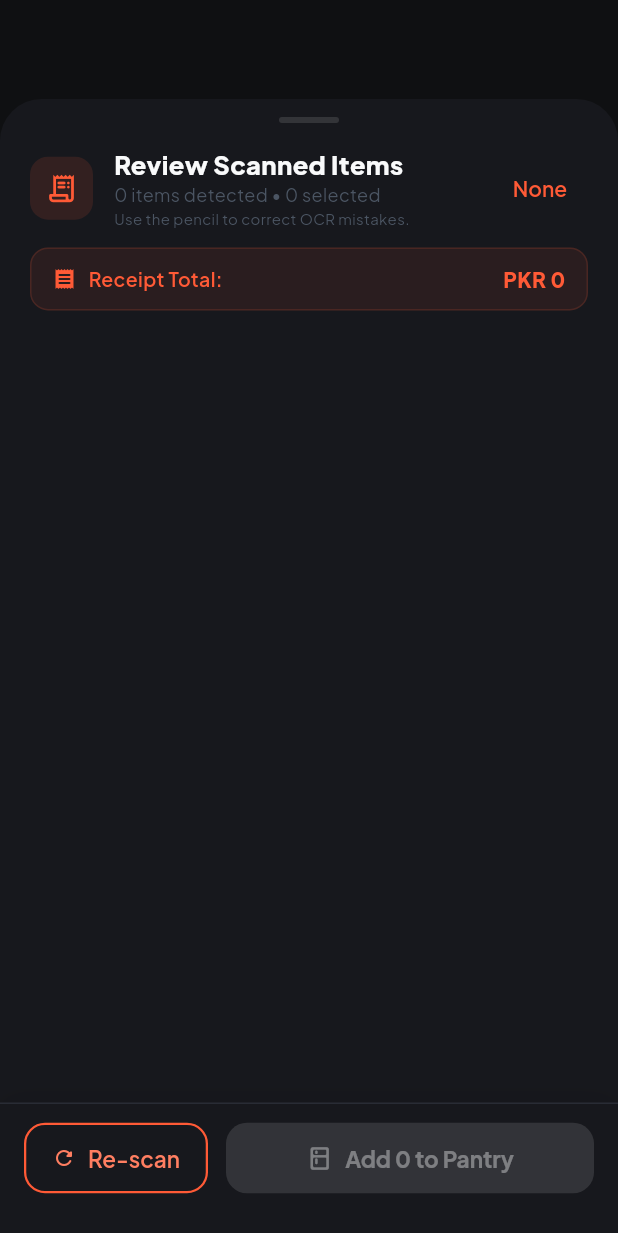
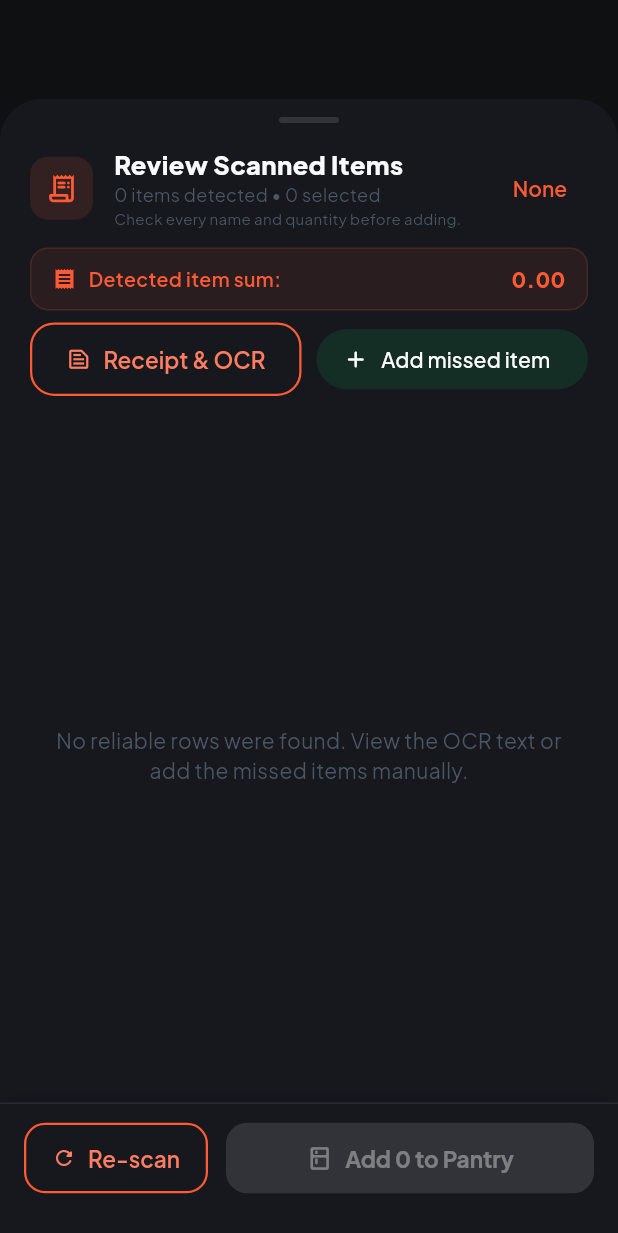
Before and after one commit to WaseeqSiddiqui/CulinaryAI, a Flutter app: the _ReviewSheet widget shown alone on an empty page, opened directly with empty values, on a phone screen of 412 x 824 dp. Shown: the top 1233 px of the screen. Run offline on Flutter 3.47's test engine with Material 3 defaults, Android fonts, the light colour scheme and no system bars; our stand-ins replace cloud_firestore, firebase_auth, firebase_core, google_fonts, google_sign_in, image_picker and 1 more; missing offline and left inert: google_mlkit_text_recognition; accounts and stored records are empty; network calls fail.

Commit message:
feat(scanner): add transparent receipt correction workflow
Keep full-resolution input and let users compare the receipt with OCR output, copy diagnostics, add missed items, and remove false positives before pantry import.

```diff
--- a/lib/screens/scanner/receipt_scanner_screen.dart
+++ b/lib/screens/scanner/receipt_scanner_screen.dart
@@ -1,6 +1,5 @@
-import 'dart:typed_data';
-
 import 'package:flutter/material.dart';
+import 'package:flutter/services.dart';
 import 'package:image_picker/image_picker.dart';
 import 'package:provider/provider.dart';
 
@@ -25,6 +24,7 @@ class _ReceiptScannerScreenState extends State<ReceiptScannerScreen>
   final ImagePicker _imagePicker = ImagePicker();
   final ReceiptOcrService _ocrService = ReceiptOcrService();
   Uint8List? _receiptImage;
+  ReceiptOcrResult? _ocrResult;
   String? _scanError;
 
   late AnimationController _scanLineController;
@@ -63,11 +63,7 @@ class _ReceiptScannerScreenState extends State<ReceiptScannerScreen>
   Future<void> _startScan(ImageSource source) async {
     XFile? image;
     try {
-      image = await _imagePicker.pickImage(
-        source: source,
-        imageQuality: 88,
-        maxWidth: 1800,
-      );
+      image = await _imagePicker.pickImage(source: source);
     } catch (_) {
       if (!mounted) return;
       ScaffoldMessenger.of(context).showSnackBar(
@@ -95,16 +91,25 @@ class _ReceiptScannerScreenState extends State<ReceiptScannerScreen>
       if (!mounted) return;
 
       if (items.isEmpty) {
+        if (recognized.rawText.trim().isNotEmpty) {
           setState(() {
-          _scanError = recognized.rawText.trim().isEmpty
-              ? 'No text was found. Use a clear, well-lit photo of the full receipt.'
-              : 'Text was found, but no grocery items could be identified. Try a straighter photo.';
+            _ocrResult = recognized;
+            _scannedItems = [];
+            _scanState = _ScanState.review;
+          });
+          _showReviewSheet();
+          return;
+        }
+        setState(() {
+          _ocrResult = recognized;
+          _scanError = 'No text was found. Use a clear, well-lit photo of the full receipt.';
           _scanState = _ScanState.error;
         });
         return;
       }
 
       setState(() {
+        _ocrResult = recognized;
         _scannedItems = items;
         _scanState = _ScanState.review;
       });
@@ -125,6 +130,7 @@ class _ReceiptScannerScreenState extends State<ReceiptScannerScreen>
       _scanState = _ScanState.idle;
       _scannedItems = [];
       _receiptImage = null;
+      _ocrResult = null;
       _scanError = null;
     });
   }
@@ -137,6 +143,8 @@ class _ReceiptScannerScreenState extends State<ReceiptScannerScreen>
       isDismissible: false,
       builder: (_) => _ReviewSheet(
         items: _scannedItems,
+        diagnosticText: _ocrResult?.diagnosticText ?? '',
+        receiptImage: _receiptImage,
         onConfirm: _confirmItems,
         onRescan: () {
           Navigator.pop(context);
@@ -891,11 +899,15 @@ class _DoneView extends StatelessWidget {
 
 class _ReviewSheet extends StatefulWidget {
   final List<ReceiptScannedItem> items;
+  final String diagnosticText;
+  final Uint8List? receiptImage;
   final void Function(List<ReceiptScannedItem>) onConfirm;
   final VoidCallback onRescan;
 
   const _ReviewSheet({
     required this.items,
+    required this.diagnosticText,
+    required this.receiptImage,
     required this.onConfirm,
     required this.onRescan,
   });
@@ -931,7 +943,16 @@ class _ReviewSheetState extends State<_ReviewSheet> {
       .where((i) => i.isSelected && i.price != null)
       .fold(0.0, (sum, i) => sum + i.price!);
 
-  Future<void> _editItem(int index) async {
+  String get _detectedCurrency {
+    final text = widget.diagnosticText.toLowerCase();
+    if (text.contains('£')) return '£';
+    if (text.contains('€')) return '€';
+    if (text.contains(r'$') || text.contains('usd')) return r'$';
+    if (text.contains('pkr') || text.contains('rs')) return 'PKR ';
+    return '';
+  }
+
+  Future<bool> _editItem(int index) async {
     final item = _items[index];
     final formKey = GlobalKey<FormState>();
     final nameController = TextEditingController(text: item.name);
@@ -1033,6 +1054,92 @@ class _ReviewSheetState extends State<_ReviewSheet> {
     }
     nameController.dispose();
     quantityController.dispose();
+    return saved == true;
+  }
+
+  Future<void> _addMissingItem() async {
+    final item = ReceiptScannedItem(
+      name: 'New item',
+      quantity: 1,
+      unit: 'pcs',
+      location: 'pantry_shelf',
+      isSelected: true,
+    );
+    setState(() => _items.add(item));
+    final index = _items.length - 1;
+    final saved = await _editItem(index);
+    if (!saved && mounted) {
+      setState(() => _items.remove(item));
+    }
+  }
+
+  void _removeItem(int index) {
+    setState(() => _items.removeAt(index));
+  }
+
+  Future<void> _showDetectedText() async {
+    await showDialog<void>(
+      context: context,
+      builder: (dialogContext) => AlertDialog(
+        title: const Text('Receipt OCR details'),
+        content: SizedBox(
+          width: double.maxFinite,
+          height: MediaQuery.sizeOf(dialogContext).height * 0.62,
+          child: ListView(
+            children: [
+              if (widget.receiptImage != null) ...[
+                ClipRRect(
+                  borderRadius: BorderRadius.circular(12),
+                  child: Image.memory(
+                    widget.receiptImage!,
+                    height: 220,
+                    fit: BoxFit.contain,
+                  ),
+                ),
+                const SizedBox(height: 16),
+              ],
+              const Text(
+                'Copy this text when reporting a bad scan.',
+                style: TextStyle(color: AppTheme.textSecondary, fontSize: 12),
+              ),
+              const SizedBox(height: 8),
+              SelectableText(
+                widget.diagnosticText.isEmpty
+                    ? 'No OCR text was detected.'
+                    : widget.diagnosticText,
+                style: const TextStyle(
+                  fontFamily: 'monospace',
+                  fontSize: 12,
+                  height: 1.35,
+                ),
+              ),
+            ],
+          ),
+        ),
+        actions: [
+          TextButton.icon(
+            onPressed: widget.diagnosticText.isEmpty
+                ? null
+                : () async {
+                    await Clipboard.setData(
+                      ClipboardData(text: widget.diagnosticText),
+                    );
+                    if (!mounted || !dialogContext.mounted) return;
+                    Navigator.pop(dialogContext);
+                    ScaffoldMessenger.of(context).showSnackBar(
+                      const SnackBar(content: Text('OCR text copied')),
+                    );
+                  },
+            icon: const Icon(Icons.copy_rounded, size: 17),
+            label: const Text('Copy text'),
+          ),
+          FilledButton(
+            onPressed: () => Navigator.pop(dialogContext),
+            child: const Text('Done'),
+          ),
+        ],
+      ),
+    );
   }
 
   @override
@@ -1099,7 +1206,7 @@ class _ReviewSheetState extends State<_ReviewSheet> {
                           ),
                         ),
                         const Text(
-                          'Use the pencil to correct OCR mistakes.',
+                          'Check every name and quantity before adding.',
                           style: TextStyle(
                             color: AppTheme.textSecondary,
                             fontSize: 10,
@@ -1153,7 +1260,7 @@ class _ReviewSheetState extends State<_ReviewSheet> {
                     ),
                     const SizedBox(width: 8),
                     const Text(
-                      'Receipt Total:',
+                      'Detected item sum:',
                       style: TextStyle(
                         fontSize: 13,
                         fontWeight: FontWeight.w600,
@@ -1162,7 +1269,7 @@ class _ReviewSheetState extends State<_ReviewSheet> {
                     ),
                     const Spacer(),
                     Text(
-                      'PKR ${_totalPrice.toStringAsFixed(0)}',
+                      '$_detectedCurrency${_totalPrice.toStringAsFixed(2)}',
                       style: const TextStyle(
                         fontSize: 14,
                         fontWeight: FontWeight.w800,
@@ -1173,9 +1280,42 @@ class _ReviewSheetState extends State<_ReviewSheet> {
                 ),
               ),
             ),
+            Padding(
+              padding: const EdgeInsets.fromLTRB(20, 0, 20, 8),
+              child: Row(
+                children: [
+                  Expanded(
+                    child: OutlinedButton.icon(
+                      onPressed: _showDetectedText,
+                      icon: const Icon(Icons.text_snippet_outlined, size: 17),
+                      label: const Text('Receipt & OCR'),
+                    ),
+                  ),
+                  const SizedBox(width: 10),
+                  Expanded(
+                    child: FilledButton.tonalIcon(
+                      onPressed: _addMissingItem,
+                      icon: const Icon(Icons.add_rounded, size: 18),
+                      label: const Text('Add missed item'),
+                    ),
+                  ),
+                ],
+              ),
+            ),
             // Items list
             Expanded(
-              child: ListView.separated(
+              child: _items.isEmpty
+                  ? const Center(
+                      child: Padding(
+                        padding: EdgeInsets.all(24),
+                        child: Text(
+                          'No reliable rows were found. View the OCR text or add the missed items manually.',
+                          textAlign: TextAlign.center,
+                          style: TextStyle(color: AppTheme.textSecondary),
+                        ),
+                      ),
+                    )
+                  : ListView.separated(
                       controller: controller,
                       padding: const EdgeInsets.symmetric(
                         horizontal: 16,
@@ -1189,10 +1329,12 @@ class _ReviewSheetState extends State<_ReviewSheet> {
                         zoneLabels: _zoneLabels,
                         zoneIcons: _zoneIcons,
                         isDark: isDark,
-                  onToggle: (val) => setState(() => _items[i].isSelected = val),
+                        onToggle: (val) =>
+                            setState(() => _items[i].isSelected = val),
                         onZoneChange: (zone) =>
                             setState(() => _items[i].location = zone),
                         onEdit: () => _editItem(i),
+                        onDelete: () => _removeItem(i),
                       ),
                     ),
             ),
@@ -1270,6 +1412,7 @@ class _ReviewItemTile extends StatelessWidget {
   final ValueChanged<bool> onToggle;
   final ValueChanged<String> onZoneChange;
   final VoidCallback onEdit;
+  final VoidCallback onDelete;
 
   const _ReviewItemTile({
     required this.item,
@@ -1280,6 +1423,7 @@ class _ReviewItemTile extends StatelessWidget {
     required this.onToggle,
     required this.onZoneChange,
     required this.onEdit,
+    required this.onDelete,
   });
 
   Color get _zoneColor {
@@ -1376,7 +1520,7 @@ class _ReviewItemTile extends StatelessWidget {
                                 ? AppTheme.textDarkPrimary
                                 : AppTheme.textLightPrimary,
                           ),
-                          maxLines: 1,
+                          maxLines: 2,
                           overflow: TextOverflow.ellipsis,
                         ),
                       ),
@@ -1390,6 +1534,17 @@ class _ReviewItemTile extends StatelessWidget {
                         ),
                         padding: EdgeInsets.zero,
                         icon: const Icon(Icons.edit_outlined, size: 15),
+                      ),
+                      IconButton(
+                        tooltip: 'Remove item',
+                        onPressed: onDelete,
+                        visualDensity: VisualDensity.compact,
+                        constraints: const BoxConstraints.tightFor(
+                          width: 30,
+                          height: 28,
+                        ),
+                        padding: EdgeInsets.zero,
+                        icon: const Icon(Icons.close_rounded, size: 17),
                       ),
                     ],
                   ),
```
Lines whose indentation alone changed are shown as unchanged.
